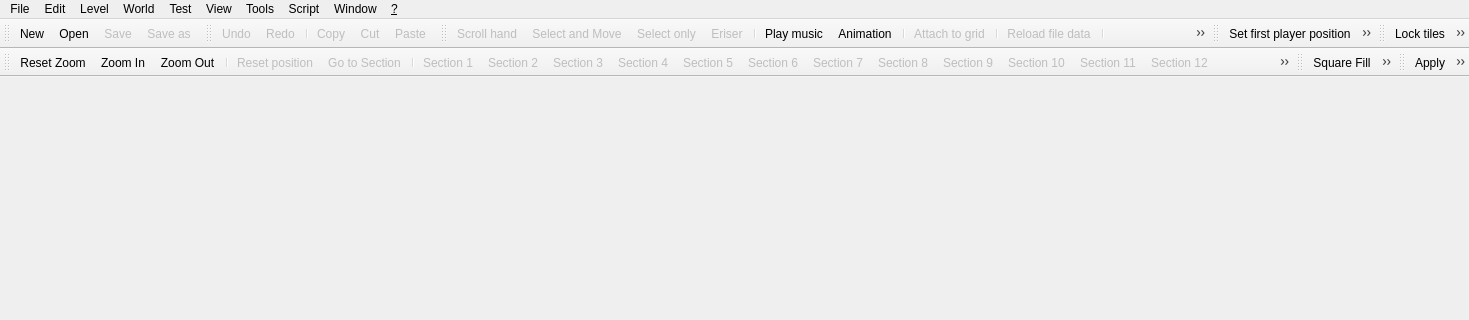
Above: Editor/mainwindow.ui from WohlSoft/Moondust-Project before the change; both pictures show x 0 to 1469 and y 0 to 320 of the 1469 by 598 pixel window. Below: the same form after it.
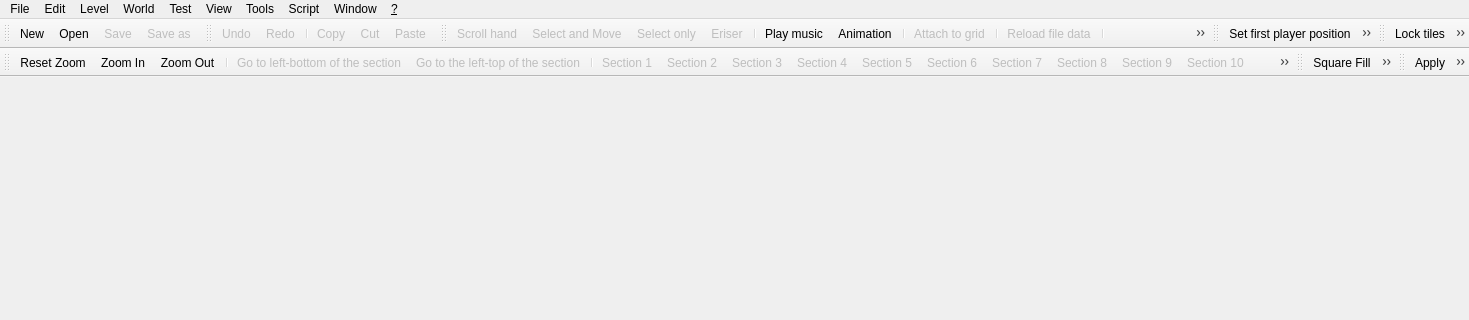
That is the form after the change. Icons and pictures are not drawn.

Commit message: Added icons "Goto left-top" and "Goto left-bottom"

What changed in the file:
```diff
--- a/Editor/mainwindow.ui
+++ b/Editor/mainwindow.ui
@@ -1507,7 +1507,10 @@
      <normaloff>:/images/reset_pos.png</normaloff>:/images/reset_pos.png</iconset>
    </property>
    <property name="text">
-    <string>Reset position</string>
+    <string>Go to left-bottom of the section</string>
+   </property>
+   <property name="toolTip">
+    <string>Return to the left-bottom of the Level Section or x=0:y=0 coordinate on the World map</string>
    </property>
   </action>
   <action name="actionGridEn">
@@ -2010,7 +2013,10 @@
     <bool>false</bool>
    </property>
    <property name="text">
-    <string>Go to Section</string>
+    <string>Go to the left-top of the section</string>
+   </property>
+   <property name="toolTip">
+    <string>Return to the left-top of the Level Section or x=0:y=0 coordinate on the World map</string>
    </property>
   </action>
   <action name="actionLevelEvents">
```
Left out of the diff: 35 changed lines with no effect on the pictures. The commit also changes 6 other files.
